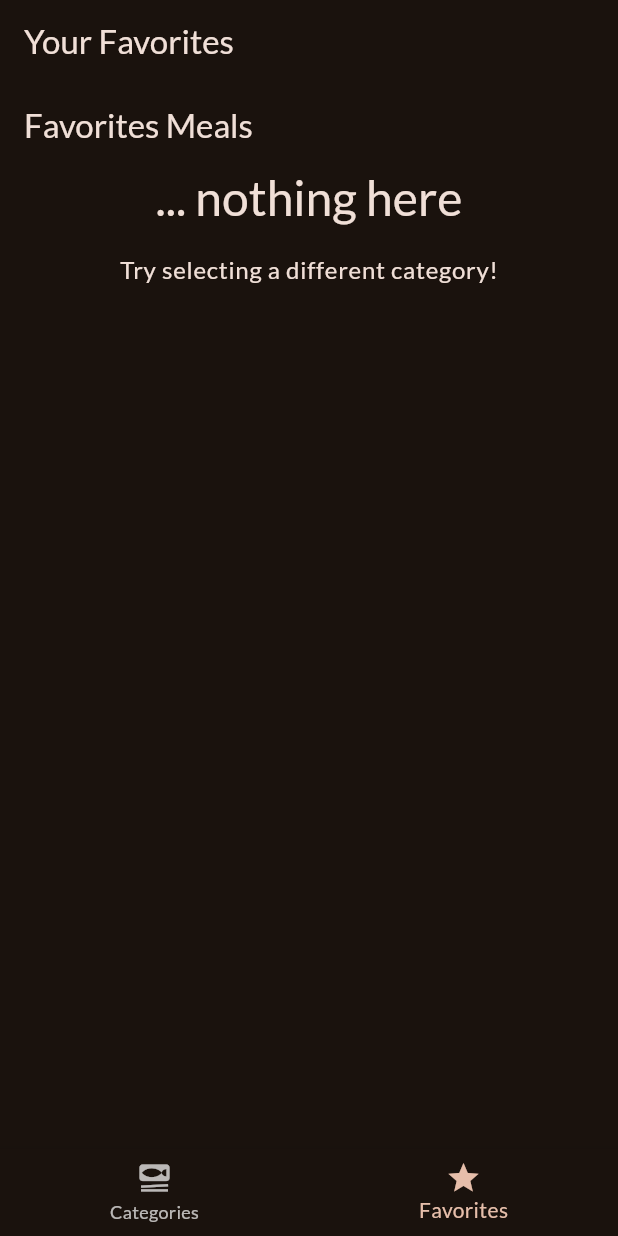
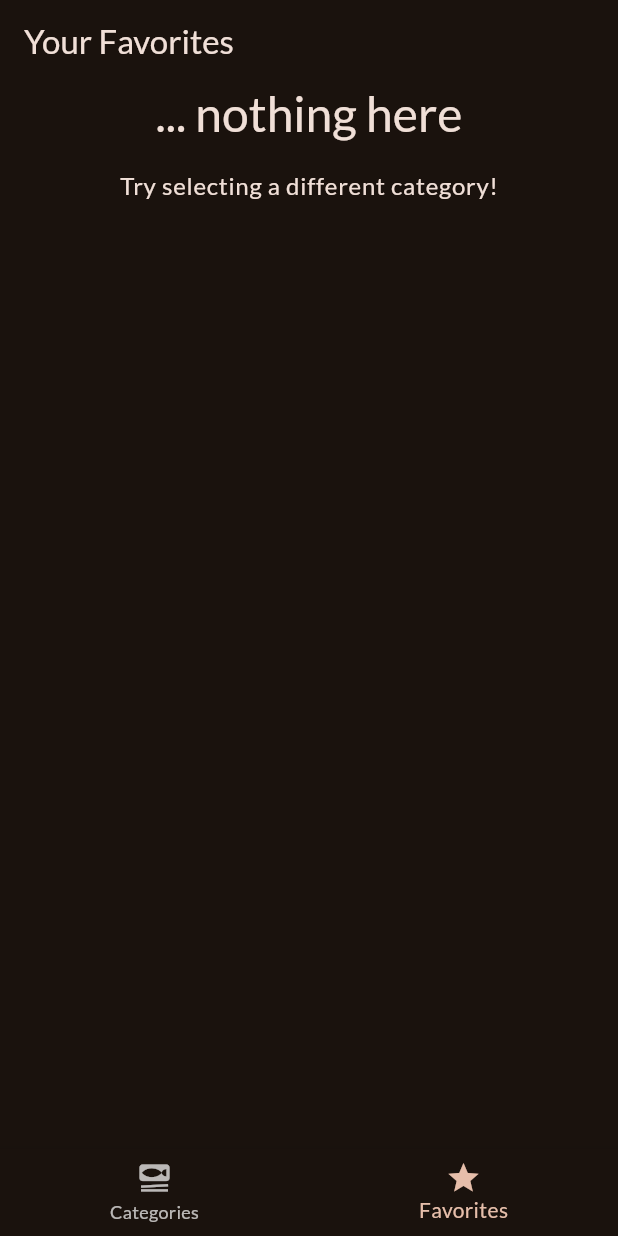
Before and after one commit to vladoja/tut_acad_flutter_dart_section_08_meals, a Flutter app: the screen it shows after launch, item 2 of the bottom bar chosen, on a phone screen of 412 x 824 dp. Run offline on Flutter 3.47's test engine with Material 2 defaults, Android fonts, the phone set to English and light mode, and no system bars; our stand-ins replace google_fonts, transparent_image.

Commit message:
Conditional title in Meals.

```diff
--- a/lib/screens/categories.dart
+++ b/lib/screens/categories.dart
@@ -23,9 +23,7 @@ class CategoriesScreen extends StatelessWidget {
 
   @override
   Widget build(BuildContext context) {
-    return Scaffold(
-      appBar: AppBar(title: const Text('Pick Your Category')),
-      body: GridView(
+    return GridView(
       padding: const EdgeInsets.all(24),
       gridDelegate: const SliverGridDelegateWithFixedCrossAxisCount(
           crossAxisCount: 2,
@@ -41,7 +39,6 @@ class CategoriesScreen extends StatelessWidget {
             },
           )
       ],
-      ),
     );
   }
 }
--- a/lib/screens/meals.dart
+++ b/lib/screens/meals.dart
@@ -5,9 +5,9 @@ import 'package:meals/screens/meal_details.dart';
 import 'package:meals/widgets/meal_item.dart';
 
 class MealsScreen extends StatelessWidget {
-  const MealsScreen({super.key, required this.title, required this.meals});
+  const MealsScreen({super.key, this.title, required this.meals});
 
-  final String title;
+  final String? title;
   final List<Meal> meals;
 
   void _selectMeal(BuildContext context, Meal meal) {
@@ -50,8 +50,12 @@ class MealsScreen extends StatelessWidget {
             )),
       );
     }
+
+    if (title == null) {
+      return content;
+    }
     return Scaffold(
-      appBar: AppBar(title: Text(title)),
+      appBar: AppBar(title: Text(title!)),
       body: content,
     );
   }
--- a/lib/screens/tabs.dart
+++ b/lib/screens/tabs.dart
@@ -26,7 +26,7 @@ class _TabsScreenState extends State<TabsScreen> {
     Widget activePage = const CategoriesScreen();
     var activePageTitle = 'Categories';
     if (_selectedPageIndex == 1) {
-      activePage = const MealsScreen(title: 'Favorites Meals', meals: []);
+      activePage = const MealsScreen(meals: []);
       activePageTitle = 'Your Favorites';
     }
     return Scaffold(
```
Lines whose indentation alone changed are shown as unchanged.
